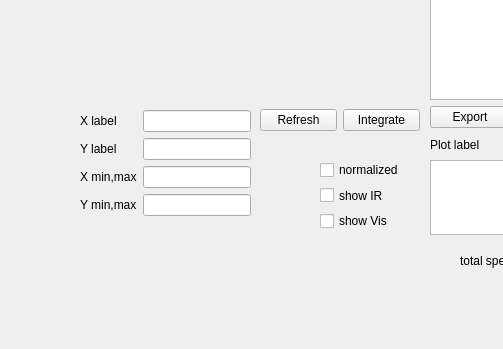
Qt form SFGPlot.ui (Darkskald/SFG) before a commit; both pictures show x 270 to 773 and y 400 to 749 of the 928 by 749 pixel window.
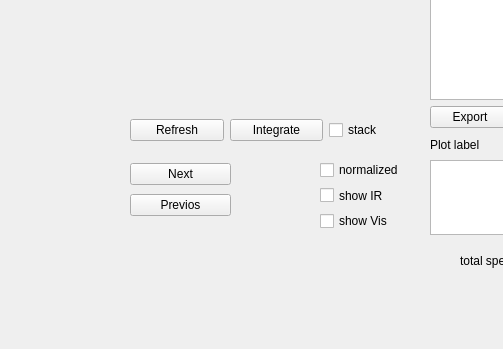
The same form after that commit.

Commit message: - further improvisation of GUI functionality

Diff of the .ui file:
```diff
--- a/SFGPlot.ui
+++ b/SFGPlot.ui
@@ -256,9 +256,9 @@
    <widget class="QWidget" name="horizontalLayoutWidget_2">
     <property name="geometry">
      <rect>
-      <x>530</x>
-      <y>500</y>
-      <width>160</width>
+      <x>400</x>
+      <y>510</y>
+      <width>293</width>
       <height>41</height>
      </rect>
     </property>
@@ -277,58 +277,13 @@
        </property>
       </widget>
      </item>
-    </layout>
-   </widget>
-   <widget class="QWidget" name="formLayoutWidget_3">
-    <property name="geometry">
-     <rect>
-      <x>350</x>
-      <y>510</y>
-      <width>171</width>
-      <height>111</height>
-     </rect>
-    </property>
-    <layout class="QFormLayout" name="formLayout_3">
-     <item row="0" column="0">
-      <widget class="QLabel" name="xLabelLabel">
+     <item>
+      <widget class="QCheckBox" name="cStacked">
        <property name="text">
-        <string>X label</string>
+        <string>stack</string>
        </property>
       </widget>
      </item>
-     <item row="0" column="1">
-      <widget class="QLineEdit" name="xLabelLineEdit"/>
-     </item>
-     <item row="1" column="0">
-      <widget class="QLabel" name="yLabelLabel">
-       <property name="text">
-        <string>Y label</string>
-       </property>
-      </widget>
-     </item>
-     <item row="1" column="1">
-      <widget class="QLineEdit" name="yLabelLineEdit"/>
-     </item>
-     <item row="2" column="0">
-      <widget class="QLabel" name="xMinLabel">
-       <property name="text">
-        <string>X min,max</string>
-       </property>
-      </widget>
-     </item>
-     <item row="2" column="1">
-      <widget class="QLineEdit" name="xMinLineEdit"/>
-     </item>
-     <item row="3" column="0">
-      <widget class="QLabel" name="xMaxLabel">
-       <property name="text">
-        <string>Y min,max</string>
-       </property>
-      </widget>
-     </item>
-     <item row="3" column="1">
-      <widget class="QLineEdit" name="xMaxLineEdit"/>
-     </item>
     </layout>
    </widget>
    <widget class="QWidget" name="horizontalLayoutWidget_3">
@@ -346,6 +301,32 @@
      </item>
     </layout>
    </widget>
+   <widget class="QWidget" name="verticalLayoutWidget">
+    <property name="geometry">
+     <rect>
+      <x>400</x>
+      <y>560</y>
+      <width>101</width>
+      <height>61</height>
+     </rect>
+    </property>
+    <layout class="QVBoxLayout" name="verticalLayout_3">
+     <item>
+      <widget class="QPushButton" name="bNext">
+       <property name="text">
+        <string>Next</string>
+       </property>
+      </widget>
+     </item>
+     <item>
+      <widget class="QPushButton" name="bPrevious">
+       <property name="text">
+        <string>Previos</string>
+       </property>
+      </widget>
+     </item>
+    </layout>
+   </widget>
   </widget>
   <widget class="QMenuBar" name="menubar">
    <property name="geometry">
```
The commit also changes 1 other file.
